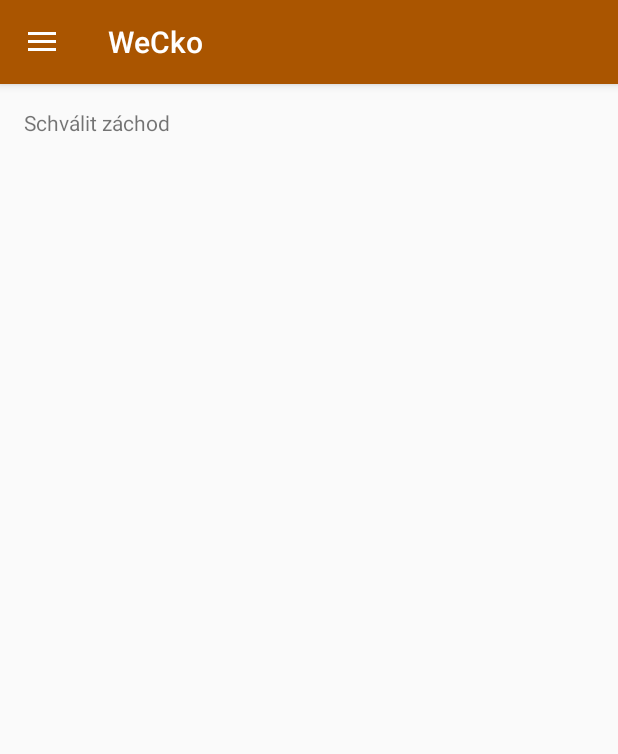
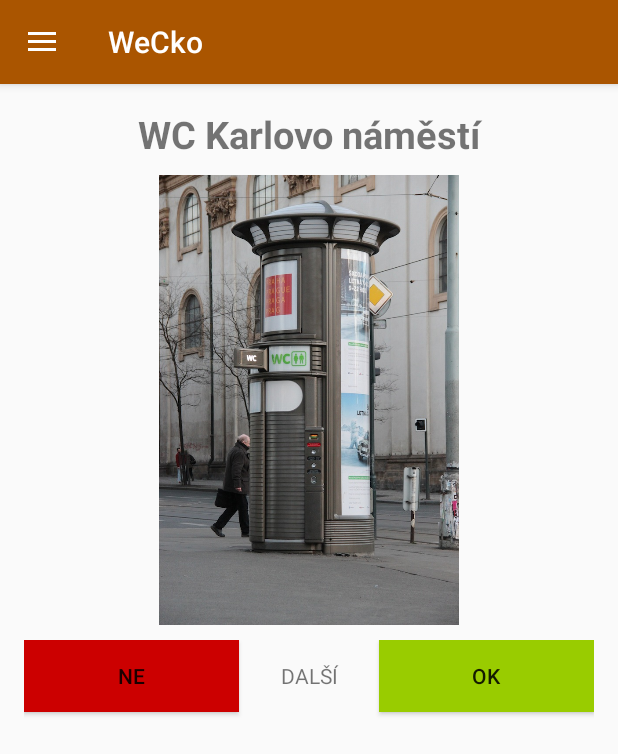
Before and after one commit to mlazovla/Wecko, an Android app: the screen it shows after launch (NearestToilet), in the side drawer, after a tap on "Schvalování", on a phone screen of 412 x 824 dp. Shown: the top 754 px of the screen. Run offline under Robolectric (Android 15) with nearby library versions, the phone set to English and light mode, and no system bars.

Commit message:
Added content to approve toilet. Finally fixed the back button (returning to correct screen from other activities).

```diff
--- a/app/src/main/java/com/example/vml/wecko/NearestToilet.java
+++ b/app/src/main/java/com/example/vml/wecko/NearestToilet.java
@@ -14,6 +14,8 @@ import android.support.v7.app.ActionBarDrawerToggle;
 import android.support.v7.app.AppCompatActivity;
 import android.support.v7.widget.Toolbar;
 import android.view.MenuItem;
+import android.widget.Button;
+import android.widget.ImageView;
 import android.widget.LinearLayout;
 import android.widget.ImageButton;
 import android.widget.RelativeLayout;
@@ -61,7 +63,6 @@ public class NearestToilet extends AppCompatActivity
             }
         });
 
-
         DrawerLayout drawer = (DrawerLayout) findViewById(R.id.drawer_layout);
         ActionBarDrawerToggle toggle = new ActionBarDrawerToggle(
                 this, drawer, toolbar, R.string.navigation_drawer_open, R.string.navigation_drawer_close);
@@ -92,6 +93,27 @@ public class NearestToilet extends AppCompatActivity
                 startActivity(intent);
             }
         });
+
+        Button approveButton = (Button)findViewById(R.id.btnApprove);
+        Button disapproveButton = (Button)findViewById(R.id.btnDisapprove);
+        View.OnClickListener approveListener = new View.OnClickListener() {
+            int state;
+            @Override
+            public void onClick(View view) {
+                ImageView aprImage = ((ImageView)findViewById(R.id.imgApprove));
+                TextView toiletName = ((TextView)findViewById(R.id.lblToiletName));
+                aprImage.setImageResource(0);
+                state = (state + 1) % 3;
+                switch (state)
+                {
+                    case 0: aprImage.setImageResource(R.drawable.toalety_karlovo_namesti);toiletName.setText("WC Karlovo náměstí");break;
+                    case 1: aprImage.setImageResource(R.drawable.toilet_to_approve_2);toiletName.setText("WC Hlavní nádraží");break;
+                    case 2: aprImage.setImageResource(R.drawable.toilet_to_approve_3);toiletName.setText("WC Strahov");break;
+                }
+            }
+        };
+        approveButton.setOnClickListener(approveListener);
+        disapproveButton.setOnClickListener(approveListener);
     }
 
     @Override
@@ -100,6 +122,7 @@ public class NearestToilet extends AppCompatActivity
         super.onResume();
         NavigationView navigationView = (NavigationView) findViewById(R.id.nav_view);
         navigationView.getMenu().getItem(0).setChecked(true);
+        switchContentLayouts(R.id.content_nearest_toilet);
     }
 
     @Override
--- a/app/src/main/res/layout/app_bar_nearest_toilet.xml
+++ b/app/src/main/res/layout/app_bar_nearest_toilet.xml
@@ -37,5 +37,4 @@
     <include layout="@layout/activity_compass"
         android:visibility="gone"/>
 
-
 </android.support.design.widget.CoordinatorLayout>
--- a/app/src/main/res/layout/content_approve_toilet.xml
+++ b/app/src/main/res/layout/content_approve_toilet.xml
@@ -13,8 +13,62 @@
     tools:context="com.example.vml.wecko.NearestToilet"
     tools:showIn="@layout/app_bar_nearest_toilet">
 
-    <TextView
-        android:layout_width="wrap_content"
-        android:layout_height="wrap_content"
-        android:text="Schválit záchod" />
+    <LinearLayout
+        android:orientation="vertical"
+        android:layout_width="match_parent"
+        android:layout_height="match_parent">
+
+        <TextView
+            android:text="WC Karlovo náměstí"
+            android:layout_width="match_parent"
+            android:layout_height="wrap_content"
+            android:id="@+id/lblToiletName"
+            android:textAlignment="center"
+            android:textStyle="normal|bold"
+            android:textSize="25sp" />
+
+        <Space
+            android:layout_width="match_parent"
+            android:layout_height="10dp" />
+
+        <ImageView
+            android:layout_width="match_parent"
+            app:srcCompat="@drawable/toalety_karlovo_namesti"
+            android:id="@+id/imgApprove"
+            android:layout_height="300dp" />
+
+        <Space
+            android:layout_width="match_parent"
+            android:layout_height="10dp" />
+
+        <LinearLayout
+            android:orientation="horizontal"
+            android:layout_width="match_parent"
+            android:layout_height="match_parent">
+
+            <Button
+                android:text="NE"
+                android:layout_width="wrap_content"
+                android:layout_height="wrap_content"
+                android:id="@+id/btnDisapprove"
+                android:layout_weight="1"
+                android:background="@android:color/holo_red_dark" />
+
+            <TextView
+                android:text="DALŠÍ"
+                android:layout_width="wrap_content"
+                android:layout_height="wrap_content"
+                android:id="@+id/lblNext"
+                android:layout_weight="1"
+                android:textAlignment="center" />
+
+            <Button
+                android:text="OK"
+                android:layout_width="wrap_content"
+                android:layout_height="wrap_content"
+                android:id="@+id/btnApprove"
+                android:layout_weight="1"
+                android:background="@android:color/holo_green_light" />
+        </LinearLayout>
+    </LinearLayout>
 </RelativeLayout>
```
Also changed, not shown: app/src/main/res/drawable-nodpi/toilet_to_approve_2.jpg (added), app/src/main/res/drawable-nodpi/toilet_to_approve_3.jpg (added).
